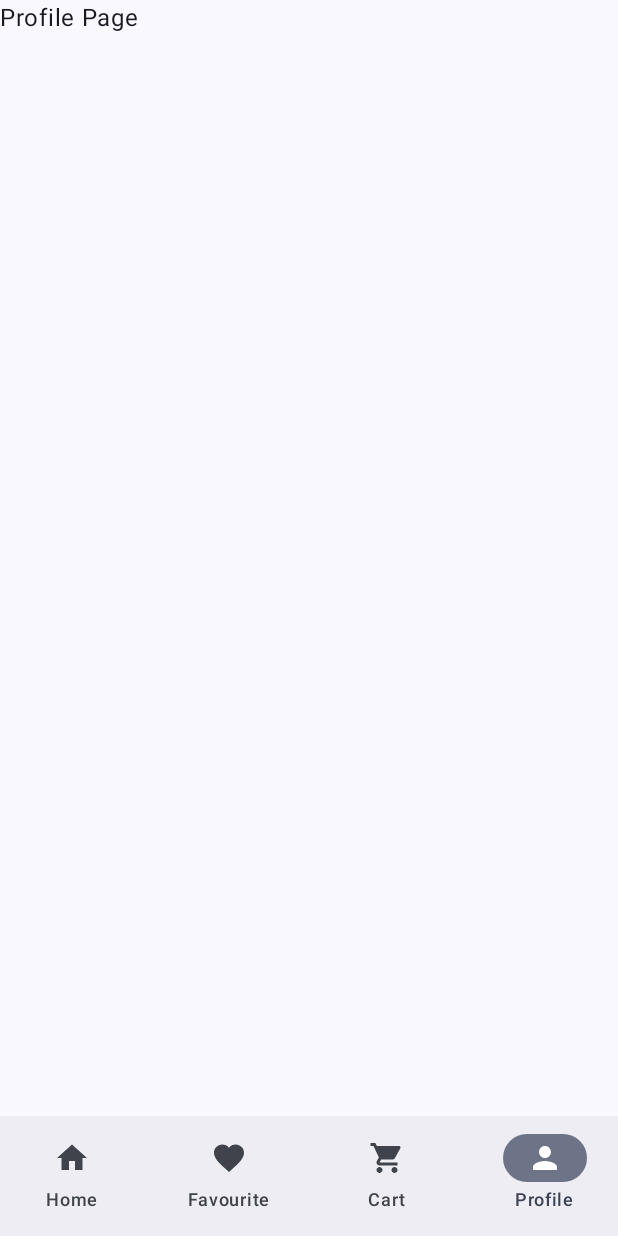
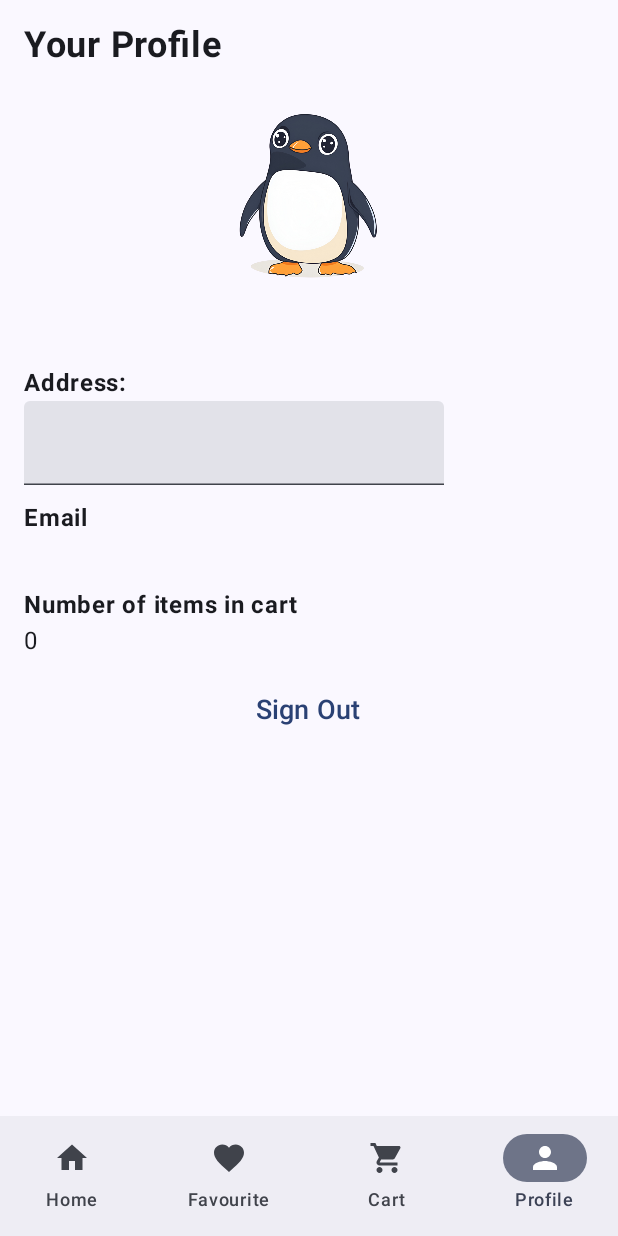
Before and after one commit to phayzeee/EcommerceApp_JetpackCompose, an Android app built with Jetpack Compose: the HomeScreen screen opened through its navigation route, item 4 of the bottom bar chosen, on a phone screen of 412 x 824 dp. Run offline under Robolectric (Android 15) with nearby library versions, the phone set to English and light mode, and no system bars; our stand-ins replace Firebase (no records; nobody signed in at launch, a user with empty details on screens opened directly); libraries missing offline, so code that uses them is left out: com.tbuonomo.viewpagerdotsindicator; 3 statements that could not run were skipped.

Commit message:
Profile And CheckOut Completed

```diff
--- a/app/src/main/java/com/example/ecomapp/pages/ProfilePage.kt
+++ b/app/src/main/java/com/example/ecomapp/pages/ProfilePage.kt
@@ -1,10 +1,131 @@
 package com.example.ecomapp.pages
 
+import androidx.compose.foundation.Image
+import androidx.compose.foundation.clickable
+import androidx.compose.foundation.layout.Column
+import androidx.compose.foundation.layout.Spacer
+import androidx.compose.foundation.layout.fillMaxSize
+import androidx.compose.foundation.layout.fillMaxWidth
+import androidx.compose.foundation.layout.height
+import androidx.compose.foundation.layout.padding
+import androidx.compose.foundation.layout.size
+import androidx.compose.foundation.text.KeyboardActions
+import androidx.compose.foundation.text.KeyboardOptions
 import androidx.compose.material3.Text
+import androidx.compose.material3.TextButton
+import androidx.compose.material3.TextField
 import androidx.compose.runtime.Composable
+import androidx.compose.runtime.LaunchedEffect
+import androidx.compose.runtime.getValue
+import androidx.compose.runtime.mutableStateOf
+import androidx.compose.runtime.remember
+import androidx.compose.runtime.setValue
+import androidx.compose.ui.Alignment
 import androidx.compose.ui.Modifier
+import androidx.compose.ui.platform.LocalContext
+import androidx.compose.ui.res.painterResource
+import androidx.compose.ui.text.font.FontWeight
+import androidx.compose.ui.text.input.ImeAction
+import androidx.compose.ui.text.style.TextAlign
+import androidx.compose.ui.unit.dp
+import androidx.compose.ui.unit.sp
+import com.example.ecomapp.AppUtils
+import com.example.ecomapp.GlobalNavigation
+import com.example.ecomapp.R
+import com.example.ecomapp.model.ProductModel
+import com.example.ecomapp.model.UserModel
+import com.google.firebase.Firebase
+import com.google.firebase.auth.FirebaseAuth
+import com.google.firebase.firestore.firestore
 
 @Composable
 fun ProfilePage(modifier: Modifier = Modifier) {
-    Text(text = "Profile Page")
+
+    val userModel = remember {
+        mutableStateOf(UserModel())
+    }
+
+    var addressInput by remember {
+        mutableStateOf(userModel.value.address)
+    }
+
+    val context = LocalContext.current
+
+    LaunchedEffect(key1 = Unit) {
+        Firebase.firestore.collection("users")
+            .document(FirebaseAuth.getInstance().currentUser?.uid!!)
+            .get().addOnCompleteListener {
+                if (it.isSuccessful) {
+                    val result = it.result.toObject(UserModel::class.java)
+                    if (result != null) {
+                        userModel.value = result
+                        addressInput = userModel.value.address
+                    }
+                }
+            }
+    }
+    Column(
+        modifier = modifier
+            .fillMaxSize()
+            .padding(16.dp)
+    ) {
+        Text(text = "Your Profile", fontSize = 24.sp, fontWeight = FontWeight.Bold)
+        Spacer(modifier = Modifier.height(15.dp))
+        Image(
+            painter = painterResource(R.drawable.profile_icon),
+            contentDescription = "Profile Pic",
+            modifier = Modifier
+                .fillMaxWidth()
+                .size(140.dp)
+                .align(Alignment.CenterHorizontally)
+        )
+        Spacer(modifier = Modifier.height(10.dp))
+        Text(
+            modifier = Modifier.fillMaxWidth(),
+            text = userModel.value.name,
+            fontSize = 14.sp,
+            textAlign = TextAlign.Center
+        )
+        Spacer(modifier = Modifier.height(10.dp))
+        Text(text = "Address:", fontWeight = FontWeight.Bold)
+        TextField(
+            value = addressInput,
+            onValueChange = {
+                addressInput = it
+            },
+            keyboardOptions = KeyboardOptions.Default.copy(imeAction = ImeAction.Done),
+            keyboardActions = KeyboardActions(onDone = {
+                if (addressInput.isNotEmpty()) {
+                    Firebase.firestore.collection("users")
+                        .document(FirebaseAuth.getInstance().currentUser?.uid!!)
+                        .update("address", addressInput)
+                        .addOnCompleteListener {
+                            if (it.isSuccessful) {
+                                AppUtils.showToast(context, "Address Updated")
+                            }
+                        }
+                } else {
+                    AppUtils.showToast(context, "Address Can't Be Empty")
+                }
+            })
+        )
+        Spacer(modifier = Modifier.height(10.dp))
+        Text(text = "Email", fontWeight = FontWeight.Bold)
+        Text(text = userModel.value.email)
+        Spacer(modifier = Modifier.height(10.dp))
+        Text(text = "Number of items in cart", fontWeight = FontWeight.Bold)
+        Text(text = userModel.value.cartItems.values.sum().toString())
+        Spacer(modifier = Modifier.height(10.dp))
+        TextButton(
+            onClick = {
+                FirebaseAuth.getInstance().signOut()
+                val navController = GlobalNavigation.navController
+                navController.popBackStack()
+                navController.navigate("auth")
+            },
+            modifier = Modifier.fillMaxWidth().align(Alignment.CenterHorizontally)
+        ) {
+            Text(text = "Sign Out", fontSize = 18.sp)
+        }
+    }
 }
--- a/app/src/main/java/com/example/ecomapp/viewModel/AuthViewModel.kt
+++ b/app/src/main/java/com/example/ecomapp/viewModel/AuthViewModel.kt
@@ -33,7 +33,7 @@ class AuthViewModel : ViewModel() {
                 if (it.isSuccessful) {
                     var userId = it.result.user?.uid
 
-                    val userModel = UserModel(name, email, userId!!)
+                    val userModel = UserModel(name = name, email =  email, uid = userId!!)
                     firestore.collection("users").document(userId)
                         .set(userModel)
                         .addOnCompleteListener { dbTask ->
```
Also changed, not shown: app/src/main/res/drawable/profile_icon.png (added).
